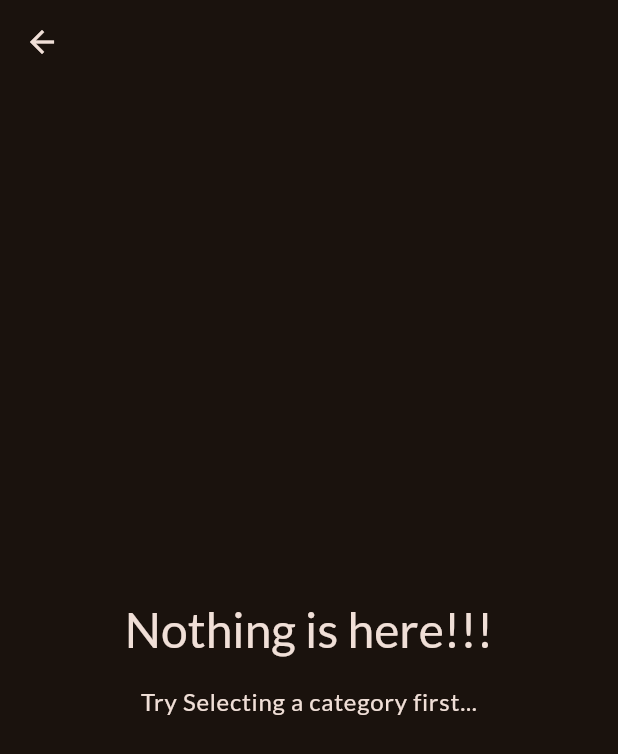
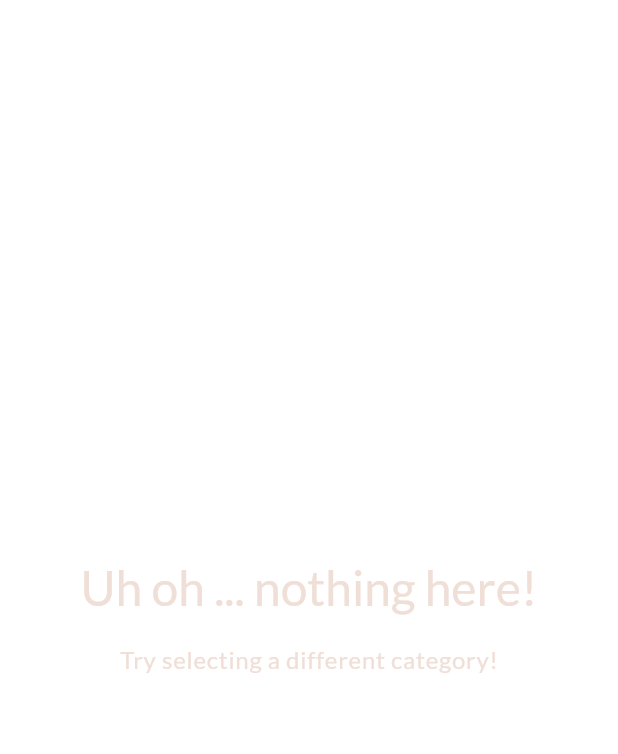
Before and after one commit to ishita1226/Meals_App, a Flutter app: the MealsScreen screen opened directly with empty values, on a phone screen of 412 x 824 dp. Shown: the top 754 px of the screen. Run offline on Flutter 3.47's test engine with Material 3 defaults, Android fonts, the phone set to English and light mode, and no system bars; our stand-ins replace flutter_riverpod, google_fonts, transparent_image.

```diff
--- a/lib/screens/meals.dart
+++ b/lib/screens/meals.dart
@@ -1,40 +1,71 @@
 import 'package:flutter/material.dart';
+
 import 'package:meals/models/meal.dart';
+import 'package:meals/screens/meal_details.dart';
 import 'package:meals/widgets/meal_item.dart';
 
-class MealsScreen extends StatelessWidget{
-  const MealsScreen({super.key,
-  required this.title,
-    required this.meals
+class MealsScreen extends StatelessWidget {
+  const MealsScreen({
+    super.key,
+    this.title,
+    required this.meals,
   });
-  final String title;
+
+  final String? title;
   final List<Meal> meals;
+
+  void selectMeal(BuildContext context, Meal meal) {
+    Navigator.of(context).push(
+      MaterialPageRoute(
+        builder: (ctx) => MealDetailsScreen(
+          meal: meal,
+        ),
+      ),
+    );
+  }
+
   @override
   Widget build(BuildContext context) {
-    Widget content = ListView.builder(
-      itemCount: meals.length,
-        itemBuilder: (ctx,index) => MealItem(meal: meals[index]),
-    );
-    if (meals.isEmpty){
-      content= Center(child: Column(
+    Widget content = Center(
+      child: Column(
         mainAxisSize: MainAxisSize.min,
         children: [
-          Text('Nothing is here!!!',
-              style: Theme.of(context).textTheme.headlineLarge!.copyWith
-                (color: Theme.of(context).colorScheme.onBackground,)
+          Text(
+            'Uh oh ... nothing here!',
+            style: Theme.of(context).textTheme.headlineLarge!.copyWith(
+              color: Theme.of(context).colorScheme.onBackground,
+            ),
           ),
-        const SizedBox(height: 16,),
-          Text('Try Selecting a category first...',
-            style: Theme.of(context).textTheme.bodyLarge!.copyWith
-              (color: Theme.of(context).colorScheme.onBackground,),
+          const SizedBox(height: 16),
+          Text(
+            'Try selecting a different category!',
+            style: Theme.of(context).textTheme.bodyLarge!.copyWith(
+              color: Theme.of(context).colorScheme.onBackground,
+            ),
           ),
         ],
       ),
+    );
+
+    if (meals.isNotEmpty) {
+      content = ListView.builder(
+        itemCount: meals.length,
+        itemBuilder: (ctx, index) => MealItem(
+          meal: meals[index],
+          onSelectMeal: (meal) {
+            selectMeal(context, meal);
+          },
+        ),
       );
     }
+
+    if (title == null) {
+      return content;
+    }
+
     return Scaffold(
       appBar: AppBar(
-        title: Text(title),
+        title: Text(title!),
       ),
       body: content,
     );
```
Also changed, not shown: lib/main.dart (+4 -6 lines), lib/screens/categories.dart (+80 -32 lines), lib/widgets/meal_item.dart (+54 -30 lines), pubspec.yaml (+8 -0 lines), pubspec.lock.
